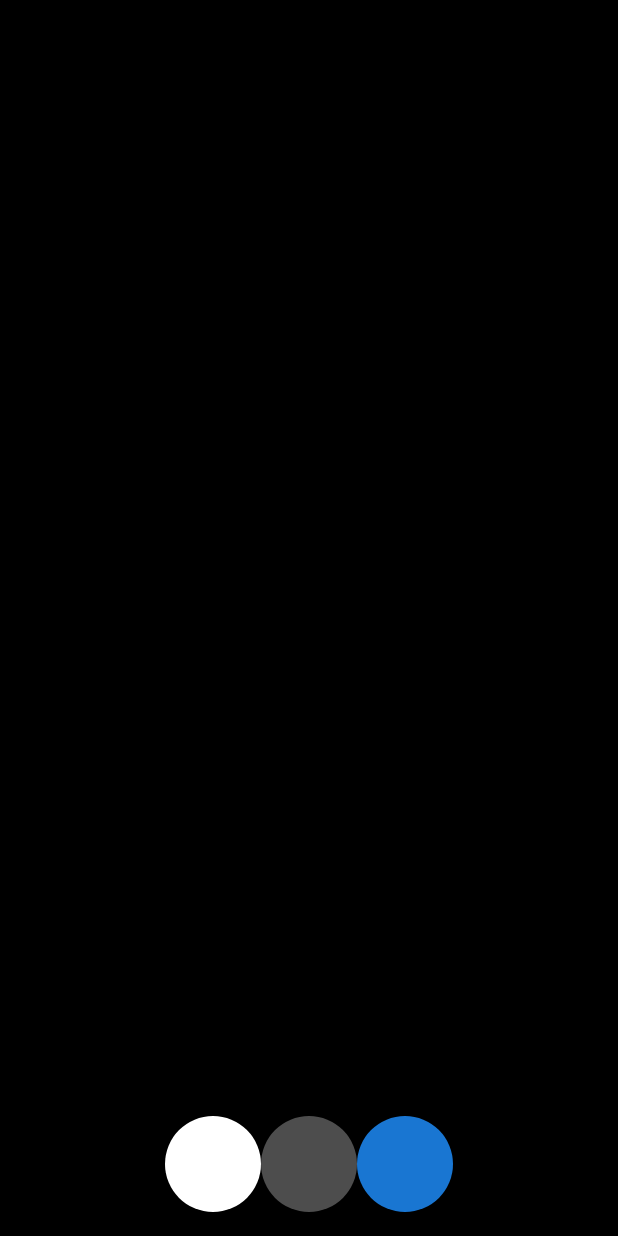
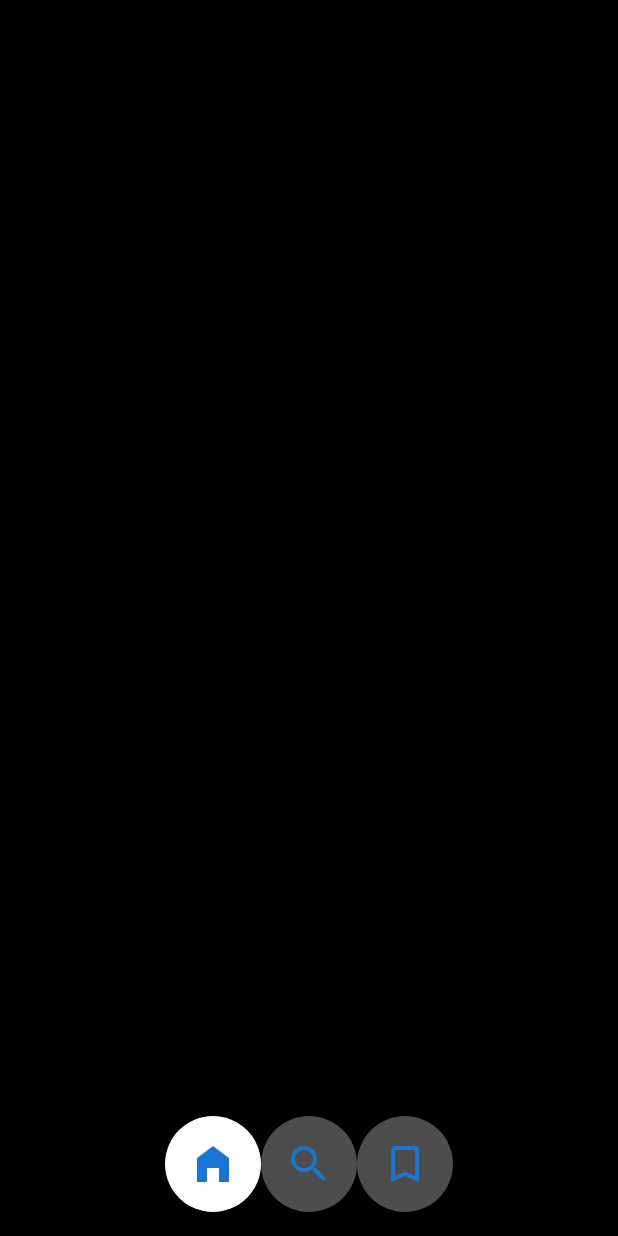
Before and after one commit to JAICHANGPARK/flutter_notebook_chapter_24, a Flutter app: the screen it shows after launch, on a phone screen of 412 x 824 dp. Run offline on Flutter 3.47's test engine with Material 2 defaults, Android fonts, the phone set to English and light mode, and no system bars; our stand-ins replace flutter_riverpod, freezed_annotation, go_router, google_fonts, ionicons, percent_indicator; missing offline and left inert: crypto_font_icons.

Commit message:
Update new_app_2_main_page.dart

```diff
--- a/lib/ep1399_news_app/view/new_app_2_main_page.dart
+++ b/lib/ep1399_news_app/view/new_app_2_main_page.dart
@@ -25,13 +25,29 @@ class _NewsApp2MainPageState extends State<NewsApp2MainPage> {
                   CircleAvatar(
                     radius: 32,
                     backgroundColor: Colors.white,
+                    child: IconButton(
+                      onPressed: () {},
+                      icon: Icon(Icons.home_filled),
+                      iconSize: 32,
+                    ),
                   ),
                   CircleAvatar(
                     radius: 32,
                     backgroundColor: Colors.white.withOpacity(0.3),
+                    child: IconButton(
+                      onPressed: () {},
+                      icon: Icon(Icons.search),
+                      iconSize: 32,
+                    ),
                   ),
                   CircleAvatar(
                     radius: 32,
+                    backgroundColor: Colors.white.withOpacity(0.3),
+                    child: IconButton(
+                      onPressed: () {},
+                      icon: Icon(Icons.bookmark_border),
+                      iconSize: 32,
+                    ),
                   ),
                 ],
               ),
```
